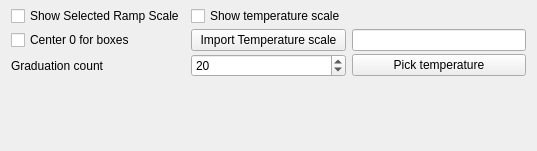
The window that src/gui/forms/toolbar_render_ramp_group.ui (open-scan-crew/OpenScanTools) describes before a commit, drawn with Qt 5.
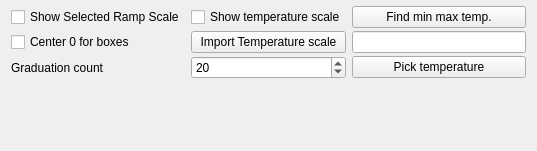
The same window after the commit.

Commit message:
Added min max temperature finder (#586)
* Add clipped min/max temperature tag creation from ramp toolbar (#582)

* Fix ControlPicking compile errors for min/max temperature tags (#583)

* Block min/max temp feature when active clipping box is visible (#584)

* Use robust visible-scan bbox for min/max temperature search (#585)

* Added tooltips and translations.
Correction of typing errors.

```diff
--- a/src/gui/forms/toolbar_render_ramp_group.ui
+++ b/src/gui/forms/toolbar_render_ramp_group.ui
@@ -86,6 +86,16 @@
      </property>
     </widget>
    </item>
+   <item row="0" column="2">
+    <widget class="QPushButton" name="pushButton_findMinMaxTemperature">
+     <property name="toolTip">
+      <string>Create 2 tags in one active clipping box (Show interior mode): one at minimum temperature and one at maximum temperature.Please make sure that only one clipping box is activated.</string>
+     </property>
+     <property name="text">
+      <string>Find min max temp.</string>
+     </property>
+    </widget>
+   </item>
    <item row="3" column="1">
     <widget class="QSpinBox" name="spinBox_graduation">
      <property name="maximum">
```
The commit also changes 10 other files.
